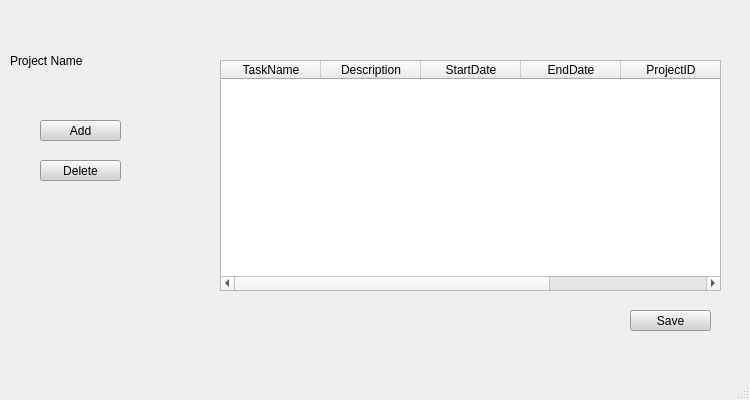
Above: addtasks.ui from huzaifa112003/Project-Management-Systems before the change. Below: the same form after it.
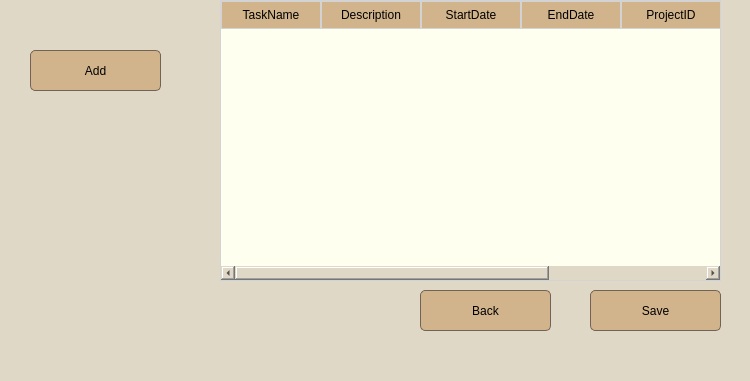
That is the form after the change.

Commit message: Final changes pushed working project with complete code, all UI file and readme file

```diff
--- a/addtasks.ui
+++ b/addtasks.ui
@@ -7,25 +7,42 @@
     <x>0</x>
     <y>0</y>
     <width>750</width>
-    <height>400</height>
+    <height>381</height>
    </rect>
   </property>
   <property name="windowTitle">
    <string>MainWindow</string>
   </property>
+  <property name="styleSheet">
+   <string notr="true">background-color: #e0d8c7;</string>
+  </property>
   <widget class="QWidget" name="centralwidget">
    <widget class="QPushButton" name="pushButton_2">
     <property name="geometry">
      <rect>
-      <x>40</x>
-      <y>120</y>
-      <width>81</width>
-      <height>21</height>
+      <x>30</x>
+      <y>50</y>
+      <width>131</width>
+      <height>41</height>
      </rect>
     </property>
     <property name="styleSheet">
-     <string notr="true">font: 10pt  &quot;Yu Gothic UI Semibold&quot;;
-background: lightgrey;</string>
+     <string notr="true">#pushButton_2{
+    background-color: #D2B48C; 
+    color: #00000; 
+    padding: 10px 20px;
+    border: 1px solid #736357; 
+    border-radius: 5px; 
+}
+
+#pushButton_2:hover {
+    background-color: #F1E0B6;
+}
+
+#pushButton_2:pressed {
+    background-color: #1f618d; 
+}
+</string>
     </property>
     <property name="text">
      <string>Add</string>
@@ -34,15 +51,29 @@
    <widget class="QPushButton" name="pushButton_3">
     <property name="geometry">
      <rect>
-      <x>630</x>
-      <y>310</y>
-      <width>81</width>
-      <height>21</height>
+      <x>590</x>
+      <y>290</y>
+      <width>131</width>
+      <height>41</height>
      </rect>
     </property>
     <property name="styleSheet">
-     <string notr="true">font: 10pt  &quot;Yu Gothic UI Semibold&quot;;
-background: lightgrey;</string>
+     <string notr="true">#pushButton_3{
+    background-color: #D2B48C; 
+    color: #00000; 
+    padding: 10px 20px;
+    border: 1px solid #736357; 
+    border-radius: 5px; 
+}
+
+#pushButton_3:hover {
+    background-color: #F1E0B6;
+}
+
+#pushButton_3:pressed {
+    background-color: #1f618d; 
+}
+</string>
     </property>
     <property name="text">
      <string>Save</string>
@@ -52,11 +83,76 @@
     <property name="geometry">
      <rect>
       <x>220</x>
-      <y>60</y>
+      <y>0</y>
       <width>501</width>
-      <height>231</height>
+      <height>281</height>
      </rect>
     </property>
+    <property name="styleSheet">
+     <string notr="true">QTableView {
+    background-color: #fffff0; 
+    border: 1px solid #d3d3d3; 
+}
+QHeaderView::section {
+    background-color: #D2B48C; 
+    color: BLACK; 
+    padding: 4px;
+    border: 1px solid #d3d3d3; 
+}
+QTableView::item {
+    border-bottom: 1px solid #d3d3d3;
+}
+QTableView::item:selected {
+    background-color: #A9A9A9;
+}
+QTableView::item:hover {
+    background-color: #F1E0B6; 
+}
+QTableView {
+    font: 12pt &quot;Arial&quot;; 
+}
+
+QTableView::item {
+    text-align: center; 
+}
+QScrollBar:vertical {
+    border: 1px solid #ffffff; 
+    background: #fffff0; 
+    width: 10px;
+    margin: 0px 0px 0px 0px;
+}
+
+QScrollBar::handle:vertical {
+    background: #F1E0B6; 
+    min-height: 20px; 
+}
+QScrollBar:horizontal {
+    border: 1px solid #ffffff; 
+    background: #fffff0;
+    height: 10px; 
+    margin: 0px 0px 0px 0px;
+}
+
+QScrollBar::handle:horizontal {
+    background: #F1E0B6; 
+    min-width: 20px; 
+}
+
+QScrollBar::add-line:horizontal,
+QScrollBar::sub-line:horizontal {
+    border: none;
+    background: none; 
+}
+
+QScrollBar::add-page:horizontal,
+QScrollBar::sub-page:horizontal {
+    background: none; 
+}
+
+
+
+</string>
+    </property>
     <column>
      <property name="text">
       <string>TaskName</string>
@@ -88,37 +184,36 @@
      </property>
     </column>
    </widget>
-   <widget class="QLabel" name="label_4">
+   <widget class="QPushButton" name="pushButton_5">
     <property name="geometry">
      <rect>
-      <x>10</x>
-      <y>30</y>
-      <width>201</width>
-      <height>61</height>
+      <x>420</x>
+      <y>290</y>
+      <width>131</width>
+      <height>41</height>
      </rect>
     </property>
     <property name="styleSheet">
-     <string notr="true">font: 63 28pt &quot;Bahnschrift SemiBold SemiConden&quot;;</string>
+     <string notr="true">#pushButton_5{
+    background-color: #D2B48C; /* Blue background color for the button */
+    color: #00000; /* White text color */
+    padding: 10px 20px; /* Add padding to the button */
+    border: 1px solid #736357; /* Border color */
+    border-radius: 5px; /* Slightly rounded corners */
+}
+
+#pushButton_5:hover {
+    background-color: #F1E0B6; /* Darker blue on hover */
+}
+
+#pushButton_5:pressed {
+    background-color: #1f618d; /* Even darker blue when pressed */
+}
+
+</string>
     </property>
     <property name="text">
-     <string>Project Name </string>
-    </property>
-   </widget>
-   <widget class="QPushButton" name="pushButton_4">
-    <property name="geometry">
-     <rect>
-      <x>40</x>
-      <y>160</y>
-      <width>81</width>
-      <height>21</height>
-     </rect>
-    </property>
-    <property name="styleSheet">
-     <string notr="true">font: 10pt  &quot;Yu Gothic UI Semibold&quot;;
-background: lightgrey;</string>
-    </property>
-    <property name="text">
-     <string>Delete</string>
+     <string>Back</string>
     </property>
    </widget>
   </widget>
```
The commit also changes 20 other files.
